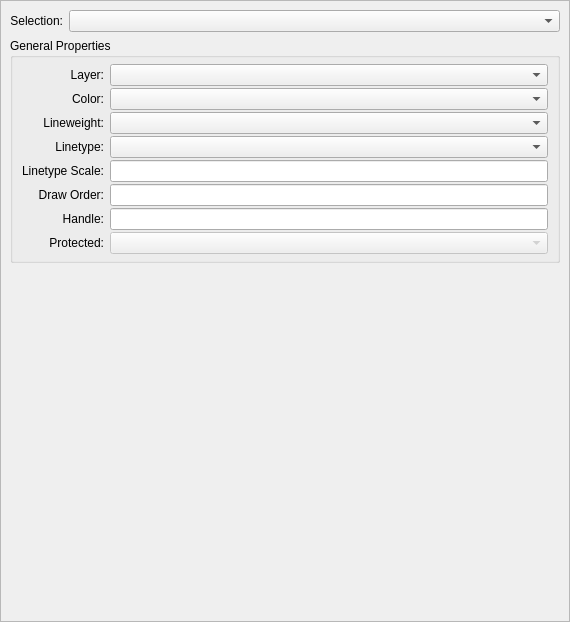
The window that scripts/Widgets/PropertyEditor/PropertyEditor.ui (qcad/qcad) describes before a commit, drawn with Qt 5.
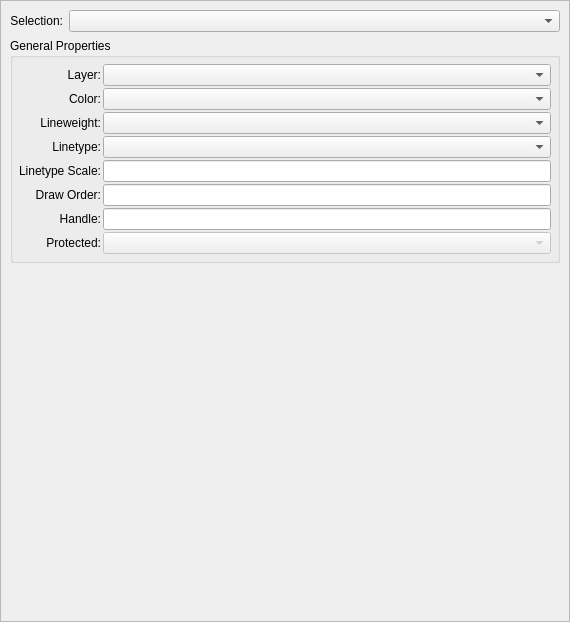
The same window after the commit. Custom widgets are drawn as their Qt base class.

Commit message: adjust margins

The edit to the form file:
```diff
--- a/scripts/Widgets/PropertyEditor/PropertyEditor.ui
+++ b/scripts/Widgets/PropertyEditor/PropertyEditor.ui
@@ -71,13 +71,19 @@
        <string>General Properties</string>
       </property>
       <layout class="QGridLayout" name="GeneralLayout" columnstretch="0,1,0">
+       <property name="leftMargin">
+        <number>6</number>
+       </property>
        <property name="topMargin">
         <number>6</number>
        </property>
+       <property name="rightMargin">
+        <number>6</number>
+       </property>
        <property name="bottomMargin">
         <number>6</number>
        </property>
-       <property name="verticalSpacing">
+       <property name="spacing">
         <number>2</number>
        </property>
        <item row="0" column="0">
@@ -302,6 +308,11 @@
   </widget>
  </widget>
  <customwidgets>
+  <customwidget>
+   <class>RMathLineEdit</class>
+   <extends>QLineEdit</extends>
+   <header>RMathLineEdit.h</header>
+  </customwidget>
   <customwidget>
    <class>RLineweightCombo</class>
    <extends>QComboBox</extends>
@@ -317,11 +328,6 @@
    <extends>QComboBox</extends>
    <header>RLinetypeCombo.h</header>
   </customwidget>
-  <customwidget>
-   <class>RMathLineEdit</class>
-   <extends>QLineEdit</extends>
-   <header>RMathLineEdit.h</header>
-  </customwidget>
  </customwidgets>
  <tabstops>
   <tabstop>Selection</tabstop>
```
